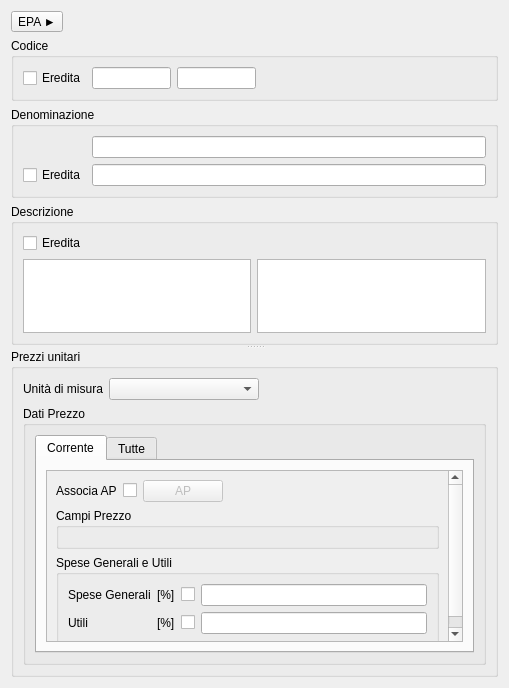
Before: the Qt Designer form qcostgui/priceitemgui.ui in mickele77/qcost, drawn with Qt 5.
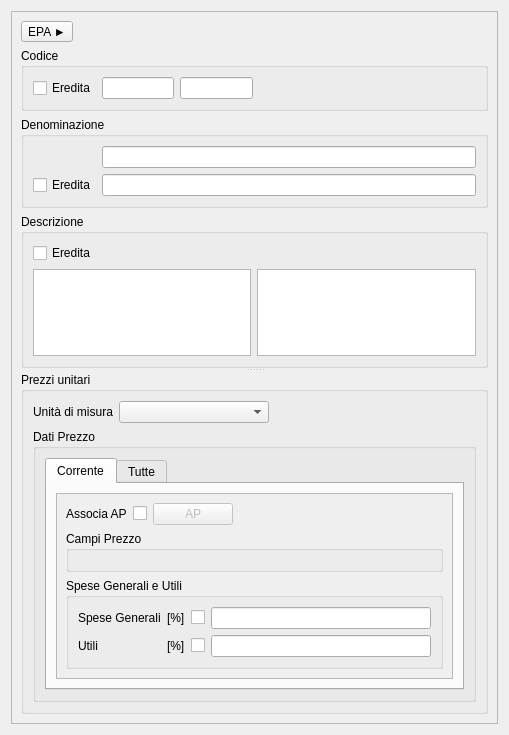
After: the same form once the commit is applied.

```diff
--- a/qcostgui/priceitemgui.ui
+++ b/qcostgui/priceitemgui.ui
@@ -7,7 +7,7 @@
     <x>0</x>
     <y>0</y>
     <width>509</width>
-    <height>688</height>
+    <height>735</height>
    </rect>
   </property>
   <property name="windowTitle">
@@ -15,6 +15,21 @@
   </property>
   <layout class="QGridLayout" name="gridLayout_9">
    <item row="0" column="0">
+    <widget class="QScrollArea" name="scrollArea_2">
+     <property name="widgetResizable">
+      <bool>true</bool>
+     </property>
+     <widget class="QWidget" name="scrollAreaWidgetContents">
+      <property name="geometry">
+       <rect>
+        <x>0</x>
+        <y>0</y>
+        <width>473</width>
+        <height>735</height>
+       </rect>
+      </property>
+      <layout class="QGridLayout" name="gridLayout_13">
+       <item row="0" column="0">
     <widget class="QSplitter" name="splitter">
      <property name="orientation">
       <enum>Qt::Vertical</enum>
@@ -208,8 +223,8 @@
                   <rect>
                    <x>0</x>
                    <y>0</y>
-                   <width>425</width>
-                   <height>191</height>
+                       <width>385</width>
+                       <height>215</height>
                   </rect>
                  </property>
                  <layout class="QGridLayout" name="gridLayout_12">
@@ -415,6 +430,10 @@
    </item>
   </layout>
  </widget>
+    </widget>
+   </item>
+  </layout>
+ </widget>
  <resources/>
  <connections>
   <connection>
```
Left out of the diff: 19 changed lines with no effect on the pictures. Lines whose indentation alone changed are shown as unchanged.
